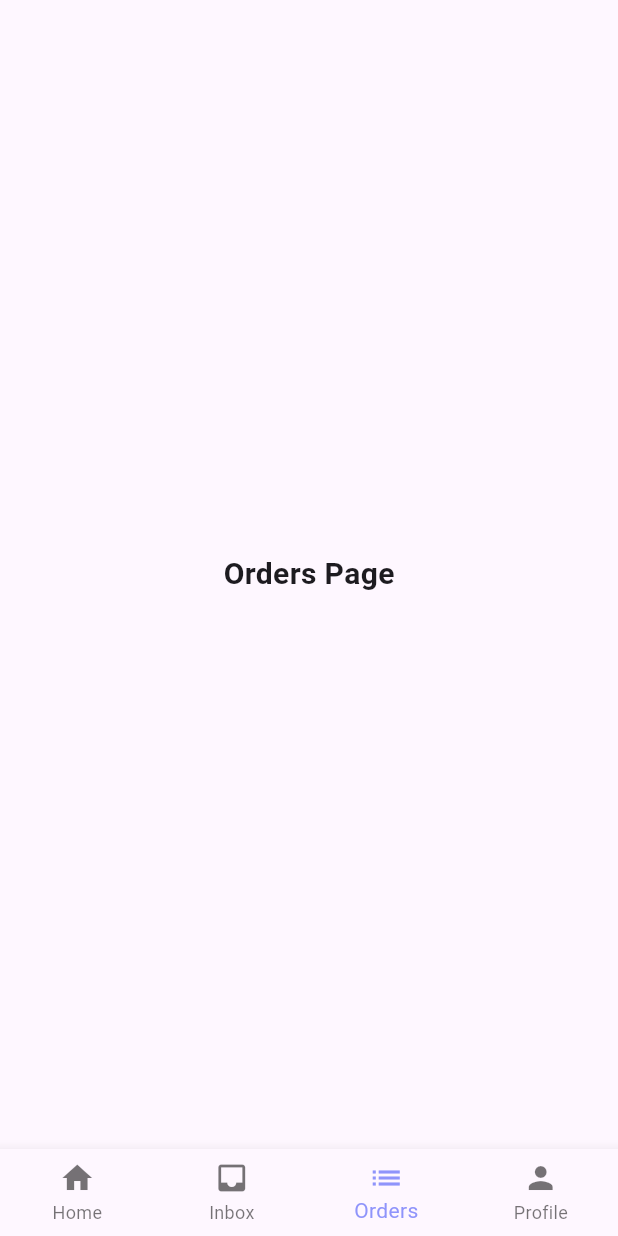
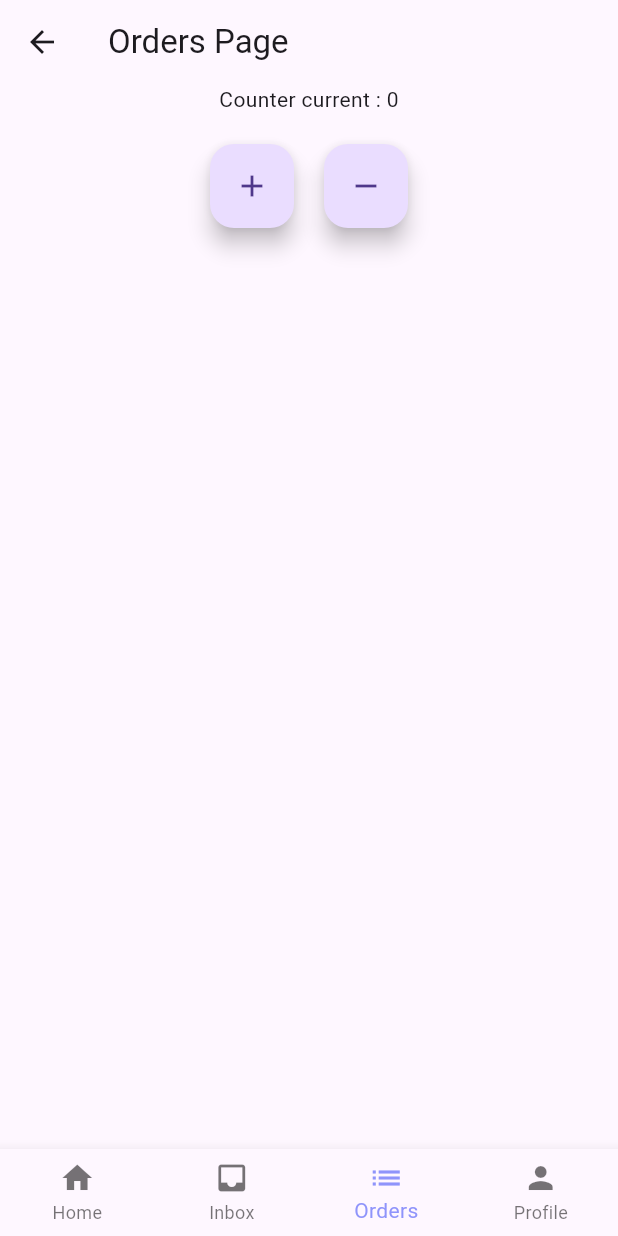
Before and after one commit to jamewk/flutter-demo, a Flutter app: the ContentPage screen opened by its route, item 3 of the bottom bar chosen, on a phone screen of 412 x 824 dp. Run offline on Flutter 3.47's test engine with Material 3 defaults, Android fonts, the phone set to English and light mode, and no system bars; our stand-ins replace flutter_bloc, shared_preferences; accounts and stored records are empty.

Commit message:
feat: implement CounterCubit and integrate with OrdersPage

```diff
--- /dev/null
+++ b/lib/bloc/counter_cubit.dart
@@ -0,0 +1,8 @@
+import 'package:flutter_bloc/flutter_bloc.dart';
+
+class CounterCubit extends Cubit<int> {
+  CounterCubit() : super(0);
+
+  void increment() => emit(state + 1);
+  void decrement() => emit(state - 1);
+}
--- a/lib/features/content_page.dart
+++ b/lib/features/content_page.dart
@@ -1,8 +1,10 @@
+import 'package:demo/bloc/counter_cubit.dart';
 import 'package:demo/features/home/home_page.dart';
 import 'package:demo/features/inbox/inbox_page.dart';
 import 'package:demo/features/orders/orders_page.dart';
 import 'package:demo/features/profile/profile_page.dart';
 import 'package:flutter/material.dart';
+import 'package:flutter_bloc/flutter_bloc.dart';
 
 class ContentPage extends StatefulWidget {
   const ContentPage({super.key});
@@ -17,8 +19,8 @@ class _ContentPageState extends State<ContentPage> {
   final List<Widget> _contents = <Widget>[
     const HomePage(),
     const InboxPage(),
-    const OrdersPage(),
-    const ProfilePage()
+    BlocProvider(create: (_) => CounterCubit(), child: const OrdersPage()),
+    const ProfilePage(),
   ];
 
   @override
@@ -38,7 +40,7 @@ class _ContentPageState extends State<ContentPage> {
           BottomNavigationBarItem(icon: Icon(Icons.home), label: 'Home'),
           BottomNavigationBarItem(icon: Icon(Icons.inbox), label: 'Inbox'),
           BottomNavigationBarItem(icon: Icon(Icons.list), label: 'Orders'),
-          BottomNavigationBarItem(icon: Icon(Icons.person), label: 'Profile')
+          BottomNavigationBarItem(icon: Icon(Icons.person), label: 'Profile'),
         ],
       ),
     );
--- a/lib/features/orders/orders_page.dart
+++ b/lib/features/orders/orders_page.dart
@@ -1,5 +1,6 @@
-import 'package:demo/widgets/index.dart';
+import 'package:demo/bloc/counter_cubit.dart';
 import 'package:flutter/material.dart';
+import 'package:flutter_bloc/flutter_bloc.dart';
 
 class OrdersPage extends StatefulWidget {
   const OrdersPage({super.key});
@@ -11,8 +12,37 @@ class OrdersPage extends StatefulWidget {
 class _OrdersPageState extends State<OrdersPage> {
   @override
   Widget build(BuildContext context) {
-     return Center(
-        child: PandaText(data: 'Orders Page'),
-      );
+    return Scaffold(
+      appBar: AppBar(
+        title: const Text("Orders Page"),
+      ),
+      body: Center(
+      child: Column(
+        children: [
+          BlocBuilder<CounterCubit, int>(
+            builder: (context, count) =>
+                Center(child: Text('Counter current : $count')),
+          ),
+          SizedBox(height: 20),
+          Row(
+            spacing: 10,
+            crossAxisAlignment: CrossAxisAlignment.center,
+            mainAxisAlignment: MainAxisAlignment.center,
+            children: <Widget>[
+              FloatingActionButton(
+                child: const Icon(Icons.add),
+                onPressed: () => context.read<CounterCubit>().increment(),
+              ),
+              const SizedBox(height: 4),
+              FloatingActionButton(
+                child: const Icon(Icons.remove),
+                onPressed: () => context.read<CounterCubit>().decrement(),
+              ),
+            ],
+          ),
+        ],
+      ),
+    ),
+    );
   }
 }
--- a/lib/main.dart
+++ b/lib/main.dart
@@ -23,7 +23,7 @@ class MyApp extends StatelessWidget {
     return MaterialApp(
       initialRoute: Routes.splash, // เริ่มต้นที่ Splash
       routes: {
-        Routes.splash: (context) => const SplashPage(),
+        Routes.splash: (context) => const SplashPage() ,
         Routes.login: (context) => const LoginPage(),
         Routes.home: (context) => const ContentPage(),
       },
--- a/pubspec.yaml
+++ b/pubspec.yaml
@@ -36,6 +36,7 @@ dependencies:
   cupertino_icons: ^1.0.8
   provider: ^6.1.5+1
   shared_preferences: ^2.5.3
+  flutter_bloc: ^9.1.1
 
 dev_dependencies:
   flutter_test:
```
Also changed, not shown: pubspec.lock.
